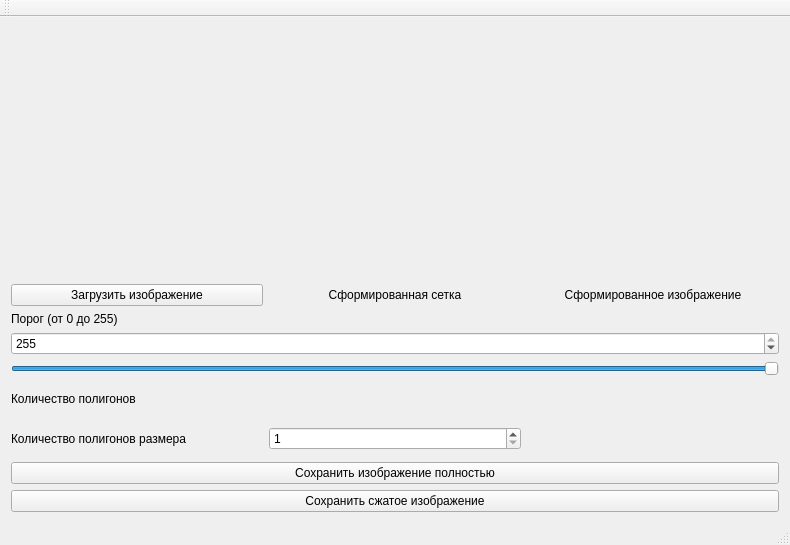
Before: the Qt Designer form model_main.ui in captain-avocado/polygons, drawn with Qt 5.
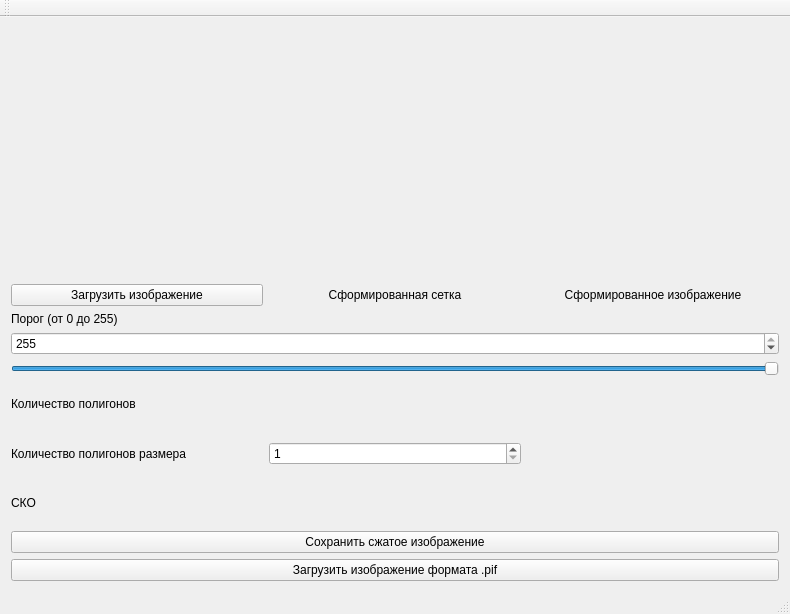
After: the same form once the commit is applied.

```diff
--- a/model_main.ui
+++ b/model_main.ui
@@ -7,7 +7,7 @@
     <x>0</x>
     <y>0</y>
     <width>790</width>
-    <height>545</height>
+    <height>614</height>
    </rect>
   </property>
   <property name="windowTitle">
@@ -215,11 +215,22 @@
      </layout>
     </item>
     <item>
-     <widget class="QPushButton" name="pushButton_saveComplete">
-      <property name="text">
-       <string>Сохранить изображение полностью</string>
-      </property>
-     </widget>
+     <layout class="QHBoxLayout" name="horizontalLayout_4">
+      <item>
+       <widget class="QLabel" name="label_deviationName">
+        <property name="text">
+         <string>СКО</string>
+        </property>
+       </widget>
+      </item>
+      <item>
+       <widget class="QLabel" name="label_deviationNum">
+        <property name="text">
+         <string/>
+        </property>
+       </widget>
+      </item>
+     </layout>
     </item>
     <item>
      <widget class="QPushButton" name="pushButton_saveCompressed">
@@ -228,6 +239,13 @@
       </property>
      </widget>
     </item>
+    <item>
+     <widget class="QPushButton" name="pushButton_loadPIF">
+      <property name="text">
+       <string>Загрузить изображение формата .pif</string>
+      </property>
+     </widget>
+    </item>
    </layout>
   </widget>
   <widget class="QMenuBar" name="menuBar">
```
